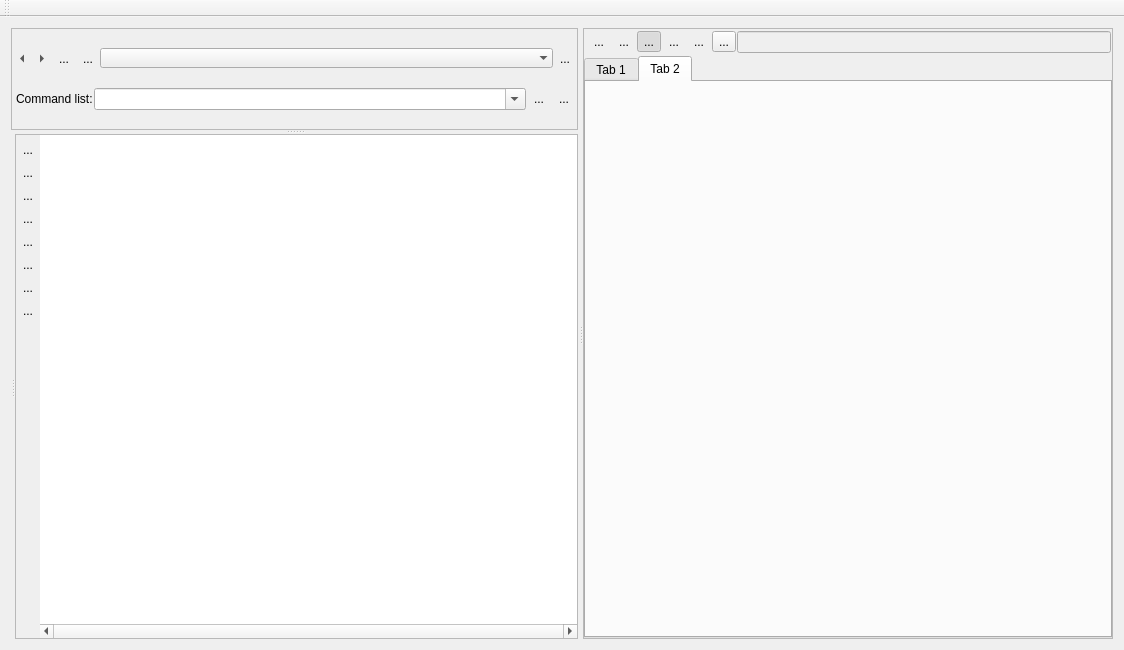
Qt form nutshellqt.ui (vjetten/NutShell) before a commit.
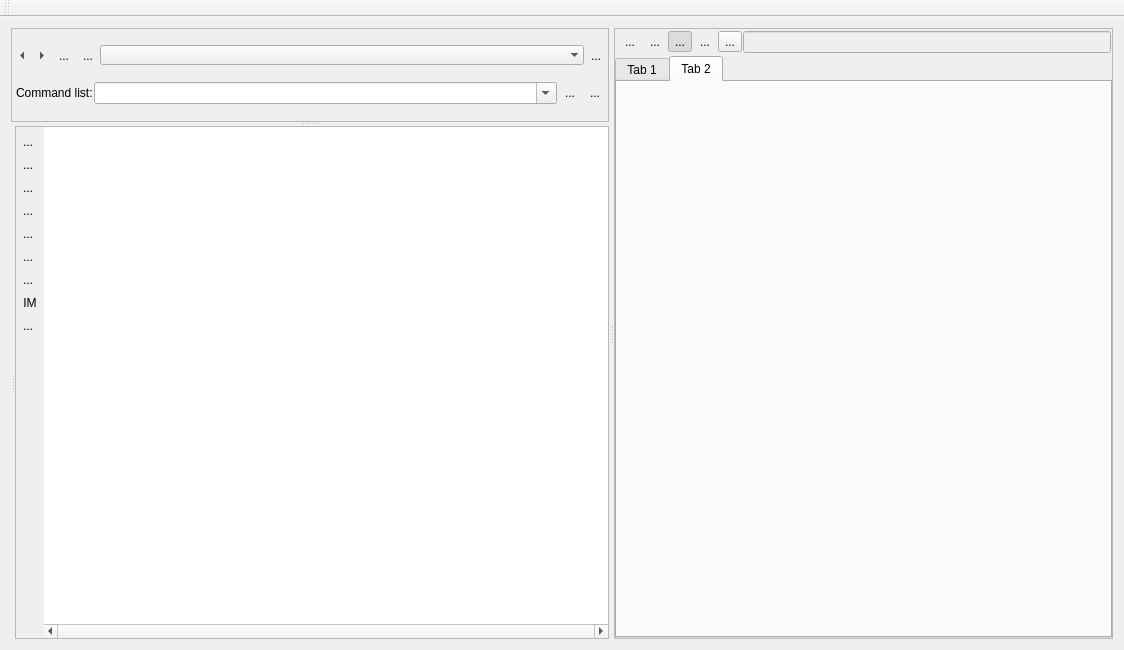
The same form after that commit. The open tabs and pages were chosen to show the change. Icons and pictures are not drawn.

Commit message: // 150118 - Added option to show TIF maps - added option path to GDAL if installed, GDAL can be done form commandline

```diff
--- a/nutshellqt.ui
+++ b/nutshellqt.ui
@@ -563,7 +563,7 @@
               <item>
                <widget class="QToolButton" name="toolButton_deletereport">
                 <property name="sizePolicy">
-                 <sizepolicy hsizetype="Preferred" vsizetype="Preferred">
+                 <sizepolicy hsizetype="Fixed" vsizetype="Fixed">
                   <horstretch>0</horstretch>
                   <verstretch>0</verstretch>
                  </sizepolicy>
@@ -584,9 +584,44 @@
                   <height>16</height>
                  </size>
                 </property>
+                <property name="checkable">
+                 <bool>true</bool>
+                </property>
+                <property name="autoExclusive">
+                 <bool>true</bool>
+                </property>
                 <property name="autoRaise">
                  <bool>true</bool>
                 </property>
+                <attribute name="buttonGroup">
+                 <string notr="true">buttonGroup</string>
+                </attribute>
+               </widget>
+              </item>
+              <item>
+               <widget class="QToolButton" name="toolButton_showTIF">
+                <property name="toolTip">
+                 <string>Show GeoTIFF</string>
+                </property>
+                <property name="text">
+                 <string>IM</string>
+                </property>
+                <property name="icon">
+                 <iconset resource="nutshellqt.qrc">
+                  <normaloff>:/resources/showTIFF.png</normaloff>:/resources/showTIFF.png</iconset>
+                </property>
+                <property name="checkable">
+                 <bool>true</bool>
+                </property>
+                <property name="autoExclusive">
+                 <bool>true</bool>
+                </property>
+                <property name="autoRaise">
+                 <bool>true</bool>
+                </property>
+                <attribute name="buttonGroup">
+                 <string notr="true">buttonGroup</string>
+                </attribute>
                </widget>
               </item>
               <item>
@@ -809,29 +844,6 @@
             </property>
            </widget>
           </item>
-          <item>
-           <widget class="QToolButton" name="toolButton_oldcalc">
-            <property name="enabled">
-             <bool>true</bool>
-            </property>
-            <property name="toolTip">
-             <string>Use oldcalc instead of pcrcalc</string>
-            </property>
-            <property name="text">
-             <string>...</string>
-            </property>
-            <property name="icon">
-             <iconset resource="nutshellqt.qrc">
-              <normaloff>:/resources/oldcalc1.png</normaloff>:/resources/oldcalc1.png</iconset>
-            </property>
-            <property name="checkable">
-             <bool>true</bool>
-            </property>
-            <property name="autoRaise">
-             <bool>true</bool>
-            </property>
-           </widget>
-          </item>
           <item>
            <widget class="QToolButton" name="toolButton_globaloptions">
             <property name="enabled">
```
Left out of the diff: 63 changed lines with no effect on the pictures. The commit also changes 17 other files.
